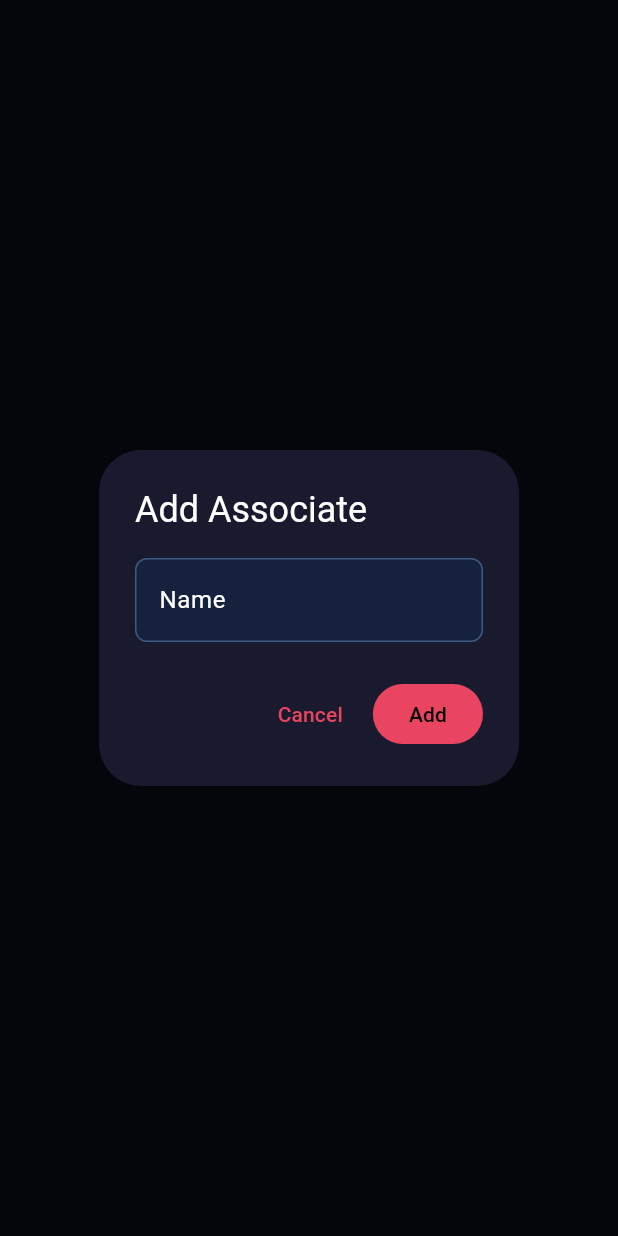
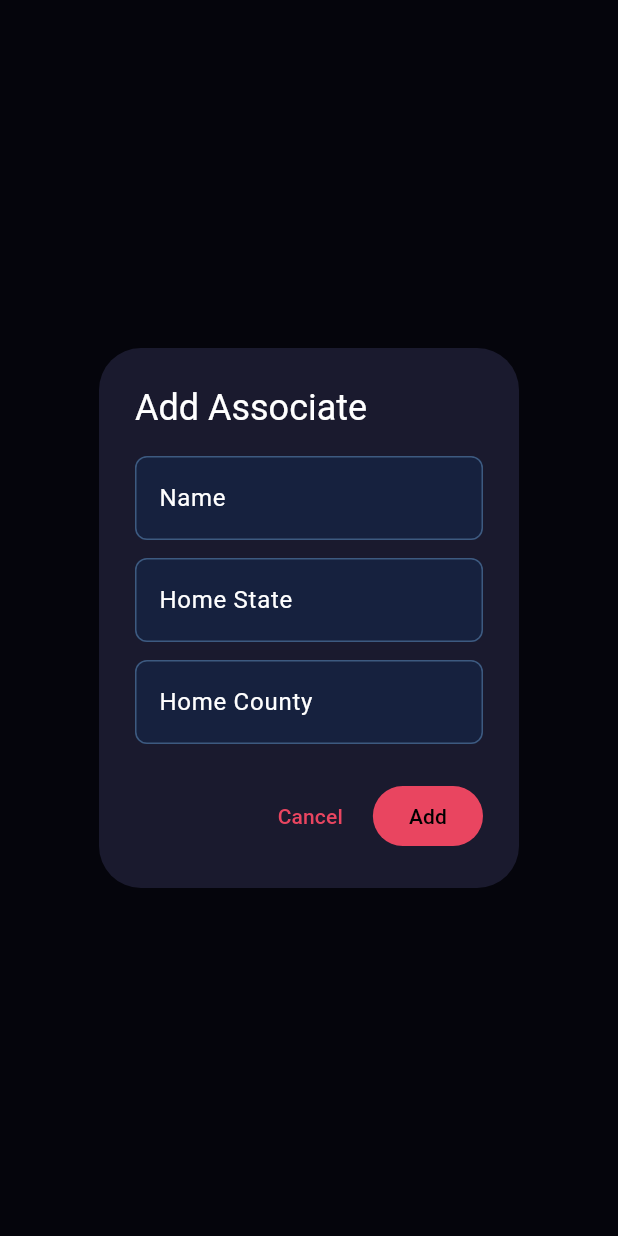
Before and after one commit to Brandonsmelcer/LeadTracker, a Flutter app: the _AssociatesTab widget shown alone on an empty page, opened directly with empty values, after a tap on "Add Associate", on a phone screen of 412 x 824 dp. Run offline on Flutter 3.47's test engine with Material 3 defaults, Android fonts, the phone set to English and light mode, and no system bars; our stand-ins replace cloud_firestore, csv, firebase_auth, firebase_core; accounts and stored records are empty.

Commit message:
Wire Firestore persistence, fix zoom tap, update map colors, add home location, improve user management
Data Persistence:
- Provider now syncs all data to/from Firestore in real-time
- Users, county leads, sales, and chat messages all persist
- Listeners auto-update when data changes (multi-user real-time sync)

Map Fixes:
- County names now show on all-states overview (smaller font)
- Map input color changed from green to #00EC8B per client request
- Fixed zoom tap offset on mobile (removed incorrect matrix transform)

Lead Visibility:
- Added sentToManager field on counties
- Managers only see leads master explicitly sends them
- sendLeadsToManager() method for master delegation

Home Location:
- Users now have homeState and homeCounty fields
- Home location shows as info tag below name on team cards
- Add Associate dialog includes Home State/County fields
- Edit user dialog to update home location

User Management:
- Direct remove button (person_remove icon) on user cards
- Confirmation dialog before removing
- Edit button for updating user details
- Master-only visibility for edit/remove actions

Role Label Cleanup:
- Admin tab only visible to master users
- Profile shows 'Administrator'/'Team Manager'/'Team Member' instead of raw role names

Co-authored-by: Brandonsmelcer <Brandonsmelcer@users.noreply.github.com>

```diff
--- a/lib/models/models.dart
+++ b/lib/models/models.dart
@@ -10,6 +10,8 @@ class AppUser {
   UserRole role;
   String? managerId;
   String? avatarColor;
+  String? homeState;
+  String? homeCounty;
 
   AppUser({
     String? id,
@@ -17,7 +19,17 @@ class AppUser {
     required this.role,
     this.managerId,
     this.avatarColor,
+    this.homeState,
+    this.homeCounty,
   }) : id = id ?? _uuid.v4();
+
+  String get homeLocation {
+    if (homeCounty != null && homeState != null) {
+      return '$homeCounty, $homeState';
+    }
+    if (homeState != null) return homeState!;
+    return '';
+  }
 
   int get totalLeads => 0;
 }
@@ -27,12 +39,14 @@ class County {
   final String stateCode;
   int leadCount;
   String? assignedTo;
+  String? sentToManager;
 
   County({
     required this.name,
     required this.stateCode,
     this.leadCount = 0,
     this.assignedTo,
+    this.sentToManager,
   });
 
   String get id => '${stateCode}_$name';
--- a/lib/providers/app_provider.dart
+++ b/lib/providers/app_provider.dart
@@ -1,5 +1,7 @@
+import 'dart:async';
 import 'package:flutter/material.dart';
 import 'package:csv/csv.dart';
+import 'package:cloud_firestore/cloud_firestore.dart';
 import '../models/models.dart';
 import '../data/county_data.dart';
 
@@ -11,6 +13,9 @@ class AppProvider extends ChangeNotifier {
   final List<LeadAssignment> _assignments = [];
   final List<SaleRecord> _sales = [];
   late AppUser _currentUser;
+  bool _firestoreEnabled = false;
+  FirebaseFirestore? _db;
+  final List<StreamSubscription> _subs = [];
 
   AppProvider() {
     _states = buildInitialStates();
@@ -22,11 +27,168 @@ class AppProvider extends ChangeNotifier {
     _users.add(_currentUser);
 
     _channels.addAll([
-      ChatChannel(name: 'general', icon: '💬'),
-      ChatChannel(name: 'leads', icon: '📊'),
-      ChatChannel(name: 'announcements', icon: '📢'),
-      ChatChannel(name: 'team-chat', icon: '👥'),
+      ChatChannel(id: 'general', name: 'general', icon: '💬'),
+      ChatChannel(id: 'leads', name: 'leads', icon: '📊'),
+      ChatChannel(id: 'announcements', name: 'announcements', icon: '📢'),
+      ChatChannel(id: 'team-chat', name: 'team-chat', icon: '👥'),
     ]);
+
+    _initFirestore();
+  }
+
+  void _initFirestore() {
+    try {
+      _db = FirebaseFirestore.instance;
+      _firestoreEnabled = true;
+      _listenToUsers();
+      _listenToCountyLeads();
+      _listenToSales();
+      for (final ch in _channels) {
+        _listenToMessages(ch.id);
+      }
+    } catch (_) {
+      _firestoreEnabled = false;
+    }
+  }
+
+  @override
+  void dispose() {
+    for (final sub in _subs) {
+      sub.cancel();
+    }
+    super.dispose();
+  }
+
+  // Firestore listeners
+  void _listenToUsers() {
+    if (!_firestoreEnabled) return;
+    final sub = _db!.collection('users').snapshots().listen((snap) {
+      for (final doc in snap.docs) {
+        final d = doc.data();
+        final existing = _users.cast<AppUser?>().firstWhere(
+            (u) => u!.id == doc.id, orElse: () => null);
+        if (existing != null) {
+          existing.name = d['name'] ?? existing.name;
+          existing.role = UserRole.values.firstWhere(
+              (r) => r.name == d['role'], orElse: () => existing.role);
+          existing.managerId = d['managerId'];
+          existing.avatarColor = d['avatarColor'];
+          existing.homeState = d['homeState'];
+          existing.homeCounty = d['homeCounty'];
+        } else {
+          _users.add(AppUser(
+            id: doc.id,
+            name: d['name'] ?? '',
+            role: UserRole.values.firstWhere(
+                (r) => r.name == d['role'], orElse: () => UserRole.associate),
+            managerId: d['managerId'],
+            avatarColor: d['avatarColor'],
+            homeState: d['homeState'],
+            homeCounty: d['homeCounty'],
+          ));
+        }
+      }
+      notifyListeners();
+    });
+    _subs.add(sub);
+  }
+
+  void _listenToCountyLeads() {
+    if (!_firestoreEnabled) return;
+    final sub = _db!.collection('county_leads').snapshots().listen((snap) {
+      for (final doc in snap.docs) {
+        final d = doc.data();
+        final sc = d['stateCode'] as String? ?? '';
+        final cn = d['countyName'] as String? ?? '';
+        try {
+          final state = _states.firstWhere((s) => s.code == sc);
+          final county = state.counties.firstWhere(
+              (c) => c.name.toLowerCase() == cn.toLowerCase());
+          county.leadCount = d['leadCount'] ?? 0;
+          county.assignedTo = d['assignedTo'];
+          county.sentToManager = d['sentToManager'];
+        } catch (_) {}
+      }
+      notifyListeners();
+    });
+    _subs.add(sub);
+  }
+
+  void _listenToSales() {
+    if (!_firestoreEnabled) return;
+    final sub = _db!.collection('sales').snapshots().listen((snap) {
+      _sales.clear();
+      for (final doc in snap.docs) {
+        final d = doc.data();
+        _sales.add(SaleRecord(
+          id: doc.id,
+          associateId: d['associateId'] ?? '',
+          managerId: d['managerId'] ?? '',
+          amount: (d['amount'] ?? 0).toDouble(),
+          description: d['description'] ?? '',
+          timestamp: d['timestamp'] is Timestamp
+              ? (d['timestamp'] as Timestamp).toDate()
+              : DateTime.tryParse(d['timestamp']?.toString() ?? '') ?? DateTime.now(),
+        ));
+      }
+      notifyListeners();
+    });
+    _subs.add(sub);
+  }
+
+  void _listenToMessages(String channelId) {
+    if (!_firestoreEnabled) return;
+    final sub = _db!
+        .collection('channels')
+        .doc(channelId)
+        .collection('messages')
+        .orderBy('timestamp')
+        .snapshots()
+        .listen((snap) {
+      final channel = _channels.cast<ChatChannel?>().firstWhere(
+          (c) => c!.id == channelId, orElse: () => null);
+      if (channel == null) return;
+      channel.messages.clear();
+      for (final doc in snap.docs) {
+        final d = doc.data();
+        channel.messages.add(Note(
+          id: doc.id,
+          authorId: d['authorId'] ?? '',
+          authorName: d['authorName'] ?? '',
+          content: d['content'] ?? '',
+          timestamp: d['timestamp'] is Timestamp
+              ? (d['timestamp'] as Timestamp).toDate()
+              : DateTime.tryParse(d['timestamp']?.toString() ?? '') ?? DateTime.now(),
+          channelId: channelId,
+        ));
+      }
+      notifyListeners();
+    });
+    _subs.add(sub);
+  }
+
+  // Firestore save helpers
+  Future<void> _saveUser(AppUser user) async {
+    if (!_firestoreEnabled) return;
+    await _db!.collection('users').doc(user.id).set({
+      'name': user.name,
+      'role': user.role.name,
+      'managerId': user.managerId ?? '',
+      'avatarColor': user.avatarColor ?? '',
+      'homeState': user.homeState ?? '',
+      'homeCounty': user.homeCounty ?? '',
+    });
+  }
+
+  Future<void> _saveCountyLead(String stateCode, County county) async {
+    if (!_firestoreEnabled) return;
+    await _db!.collection('county_leads').doc('${stateCode}_${county.name}').set({
+      'stateCode': stateCode,
+      'countyName': county.name,
+      'leadCount': county.leadCount,
+      'assignedTo': county.assignedTo,
+      'sentToManager': county.sentToManager,
+    });
   }
 
   void setCurrentUser(AppUser user) {
@@ -44,10 +206,10 @@ class AppProvider extends ChangeNotifier {
   List<ChatChannel> get channels => _channels;
   AppUser get currentUser => _currentUser;
 
-  int get totalLeads => _states.fold(0, (sum, s) => sum + s.totalLeads);
-  int get totalCounties => _states.fold(0, (sum, s) => sum + s.counties.length);
+  int get totalLeads => _states.fold(0, (acc, s) => acc + s.totalLeads);
+  int get totalCounties => _states.fold(0, (acc, s) => acc + s.counties.length);
   int get coveredCounties =>
-      _states.fold(0, (sum, s) => sum + s.coveredCounties);
+      _states.fold(0, (acc, s) => acc + s.coveredCounties);
 
   List<AppUser> get managers =>
       _users.where((u) => u.role == UserRole.manager).toList();
@@ -55,18 +217,18 @@ class AppProvider extends ChangeNotifier {
       _users.where((u) => u.role == UserRole.associate).toList();
   List<SaleRecord> get sales => _sales;
 
-  double get totalRevenue => _sales.fold(0, (sum, s) => sum + s.amount);
+  double get totalRevenue => _sales.fold(0.0, (acc, s) => acc + s.amount);
 
   double getTeamRevenue(String managerId) {
     return _sales
         .where((s) => s.managerId == managerId)
-        .fold(0, (sum, s) => sum + s.amount);
+        .fold(0.0, (acc, s) => acc + s.amount);
   }
 
   double getPersonRevenue(String userId) {
     return _sales
         .where((s) => s.associateId == userId)
-        .fold(0, (sum, s) => sum + s.amount);
+        .fold(0.0, (acc, s) => acc + s.amount);
   }
 
   List<SaleRecord> getPersonSales(String userId) {
@@ -76,20 +238,54 @@ class AppProvider extends ChangeNotifier {
   List<AppUser> getTeamFor(String managerId) =>
       _users.where((u) => u.managerId == managerId).toList();
 
+  // Leads visible to a manager (only ones master has sent them)
+  List<County> getLeadsForManager(String managerId) {
+    final result = <County>[];
+    for (final state in _states) {
+      for (final county in state.counties) {
+        if (county.sentToManager == managerId) {
+          result.add(county);
+        }
+      }
+    }
+    return result;
+  }
+
   // User management
-  void addUser(String name, UserRole role, {String? managerId}) {
-    final colors = ['#E94560', '#4CAF50', '#2196F3', '#FF9800', '#9C27B0',
-                    '#00BCD4', '#FF5722', '#607D8B', '#795548', '#3F51B5'];
-    _users.add(AppUser(
+  void addUser(String name, UserRole role,
+      {String? managerId, String? homeState, String? homeCounty}) {
+    final colors = [
+      '#E94560', '#4CAF50', '#2196F3', '#FF9800', '#9C27B0',
+      '#00BCD4', '#FF5722', '#607D8B', '#795548', '#3F51B5'
+    ];
+    final user = AppUser(
       name: name,
       role: role,
       managerId: managerId,
       avatarColor: colors[_users.length % colors.length],
-    ));
+      homeState: homeState,
+      homeCounty: homeCounty,
+    );
+    _users.add(user);
+    _saveUser(user);
+    notifyListeners();
+  }
+
+  void updateUser(String userId,
+      {String? name, String? managerId, String? homeState, String? homeCounty}) {
+    final user = _users.firstWhere((u) => u.id == userId);
+    if (name != null) user.name = name;
+    if (managerId != null) user.managerId = managerId;
+    if (homeState != null) user.homeState = homeState;
+    if (homeCounty != null) user.homeCounty = homeCounty;
+    _saveUser(user);
     notifyListeners();
   }
 
   void removeUser(String userId) {
+    if (_firestoreEnabled) {
+      _db!.collection('users').doc(userId).delete();
+    }
     _users.removeWhere((u) => u.id == userId);
     for (final u in _users) {
       if (u.managerId == userId) u.managerId = null;
@@ -105,6 +301,7 @@ class AppProvider extends ChangeNotifier {
   void assignUserToManager(String userId, String managerId) {
     final user = _users.firstWhere((u) => u.id == userId);
     user.managerId = managerId;
+    _saveUser(user);
     notifyListeners();
   }
 
@@ -113,6 +310,7 @@ class AppProvider extends ChangeNotifier {
     final state = _states.firstWhere((s) => s.code == stateCode);
     final county = state.counties.firstWhere((c) => c.name == countyName);
     county.leadCount = count;
+    _saveCountyLead(stateCode, county);
     notifyListeners();
   }
 
@@ -128,6 +326,17 @@ class AppProvider extends ChangeNotifier {
         leadCount: county.leadCount,
       ));
     }
+    _saveCountyLead(stateCode, county);
+    notifyListeners();
+  }
+
+  // Send leads to a specific manager (master only)
+  void sendLeadsToManager(
+      String stateCode, String countyName, String managerId) {
+    final state = _states.firstWhere((s) => s.code == stateCode);
+    final county = state.counties.firstWhere((c) => c.name == countyName);
+    county.sentToManager = managerId;
+    _saveCountyLead(stateCode, county);
     notifyListeners();
   }
 
@@ -142,6 +351,19 @@ class AppProvider extends ChangeNotifier {
     if (channelId != null) {
       final channel = _channels.firstWhere((c) => c.id == channelId);
       channel.messages.add(note);
+      if (_firestoreEnabled) {
+        _db!
+            .collection('channels')
+            .doc(channelId)
+            .collection('messages')
+            .doc(note.id)
+            .set({
+          'authorId': note.authorId,
+          'authorName': note.authorName,
+          'content': note.content,
+          'timestamp': note.timestamp.toIso8601String(),
+        });
+      }
     } else {
       _notes.add(note);
     }
@@ -149,7 +371,9 @@ class AppProvider extends ChangeNotifier {
   }
 
   void addChannel(String name) {
-    _channels.add(ChatChannel(name: name, icon: '#'));
+    final channel = ChatChannel(name: name, icon: '#');
+    _channels.add(channel);
+    _listenToMessages(channel.id);
     notifyListeners();
   }
 
@@ -187,6 +411,7 @@ class AppProvider extends ChangeNotifier {
               if (user != null) county.assignedTo = user.id;
             }
           }
+          _saveCountyLead(stateCode, county);
           imported++;
         } catch (_) {
           skipped++;
@@ -203,12 +428,22 @@ class AppProvider extends ChangeNotifier {
   // Sales
   void recordSale(String associateId, String managerId, double amount,
       {String description = ''}) {
-    _sales.add(SaleRecord(
+    final sale = SaleRecord(
       associateId: associateId,
       managerId: managerId,
       amount: amount,
       description: description,
-    ));
+    );
+    _sales.add(sale);
+    if (_firestoreEnabled) {
+      _db!.collection('sales').doc(sale.id).set({
+        'associateId': sale.associateId,
+        'managerId': sale.managerId,
+        'amount': sale.amount,
+        'description': sale.description,
+        'timestamp': sale.timestamp.toIso8601String(),
+      });
+    }
     notifyListeners();
   }
 
@@ -253,6 +488,7 @@ class AppProvider extends ChangeNotifier {
       assignedToId: toUserId,
       leadCount: count,
     ));
+    _saveCountyLead(stateCode, county);
     notifyListeners();
   }
 }
--- a/lib/services/firestore_service.dart
+++ b/lib/services/firestore_service.dart
@@ -13,6 +13,8 @@ class FirestoreService {
       'role': user.role.name,
       'managerId': user.managerId,
       'avatarColor': user.avatarColor,
+      'homeState': user.homeState,
+      'homeCounty': user.homeCounty,
     });
   }
 
```
Also changed, not shown: lib/screens/outline_map_screen.dart (+9 -12 lines), lib/screens/team_screen.dart (+128 -20 lines).
